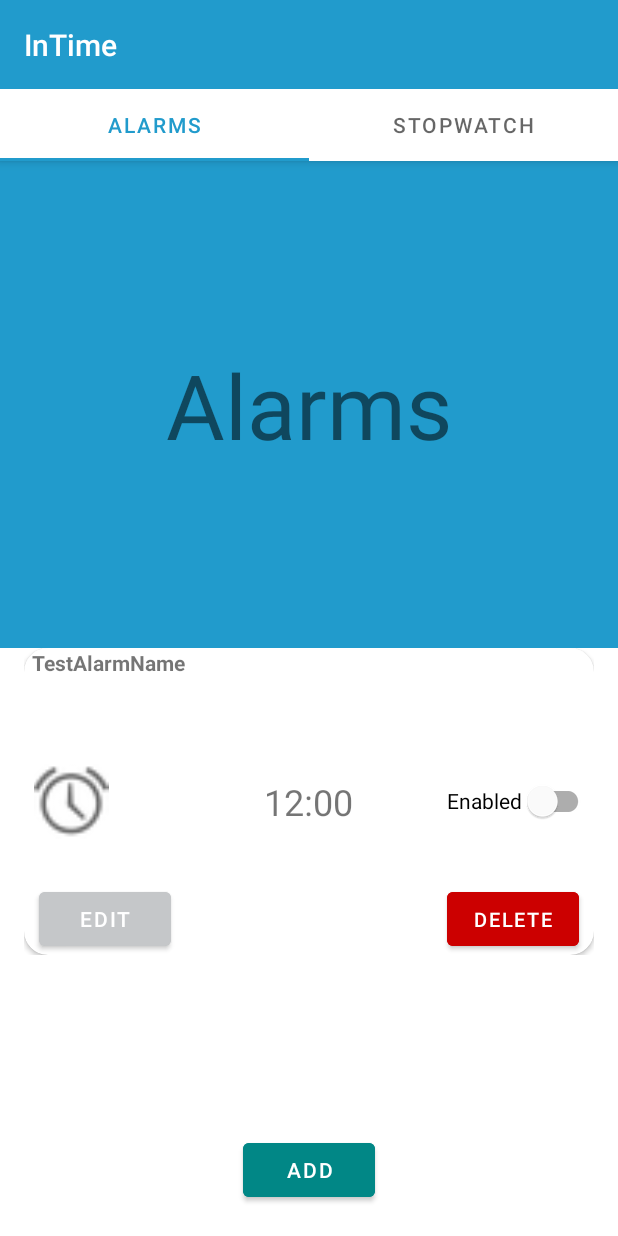
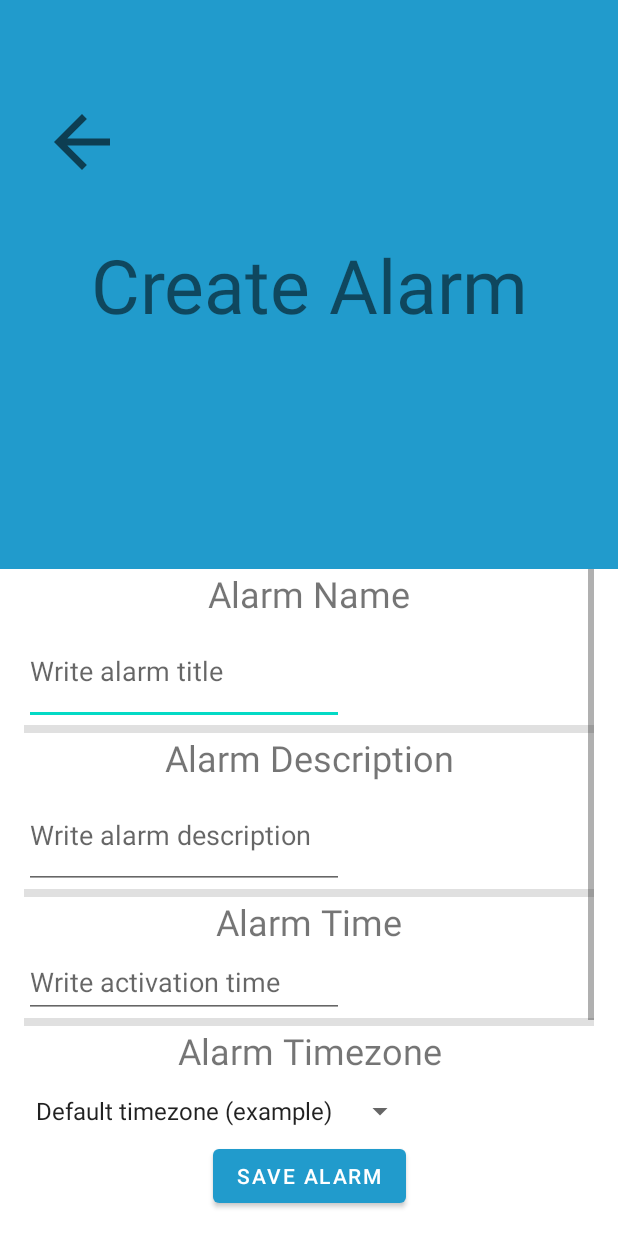
Before and after one commit to Noname3123/InTime, an Android app: the screen it shows after launch (MainActivity before the commit, AlarmEditSettings after it), after a tap on "ADD", on a phone screen of 412 x 824 dp. Run offline under Robolectric (Android 15) with nearby library versions, the phone set to English and light mode, and no system bars.

Commit message:
Made alarm edit activity, implemented activity with the "add" button in main activity, added clocks tab (to edit design later). Preparations for database

```diff
--- a/app/src/main/AndroidManifest.xml
+++ b/app/src/main/AndroidManifest.xml
@@ -11,14 +11,14 @@
         android:supportsRtl="true"
         android:theme="@style/Theme.InTime"
         tools:targetApi="31">
+        <!--activity
+            android:name=".alarmEditMenu.AlarmEditSettings"
+            android:exported="false" /-->
         <activity
             android:name=".alarmEditMenu.AlarmEditSettings"
-            android:exported="false" />
-        <!--activity
-            android:name=".a"
             android:exported="false"
             android:label="@string/title_activity_alarmedit"
-            android:theme="@style/Theme.InTime.NoActionBar" /-->
+            android:theme="@style/Theme.InTime.NoActionBar" />
         <activity
             android:name=".fragments.MainActivity"
             android:exported="true"
--- a/app/src/main/java/com/jakupovic/intime/alarmEditMenu/AlarmEditSettings.java
+++ b/app/src/main/java/com/jakupovic/intime/alarmEditMenu/AlarmEditSettings.java
@@ -2,15 +2,40 @@ package com.jakupovic.intime.alarmEditMenu;
 
 import androidx.appcompat.app.AppCompatActivity;
 
+import android.content.Intent;
+import android.media.Image;
 import android.os.Bundle;
+import android.view.View;
+import android.widget.Button;
+import android.widget.ImageButton;
 
 import com.jakupovic.intime.R;
 
 public class AlarmEditSettings extends AppCompatActivity {
 
+    public ImageButton alarmBackButton;
     @Override
     protected void onCreate(Bundle savedInstanceState) {
         super.onCreate(savedInstanceState);
-        setContentView(R.layout.activity_alarm_edit_settings);
+        Intent intent=getIntent(); // get intent which started the activity
+        setContentView(R.layout.activity_alarm_edit_settings); //"inflate", render the screen depending on defined layout
+        alarmBackButton=findViewById(R.id.AlarmEditMenuBackButton);
+        //register for a click event for alarmBackButton
+        alarmBackButton.setOnClickListener(new View.OnClickListener() {
+            @Override
+            public void onClick(View v) {
+            BackButtonCLick(v);
+            }
+        });
+
     }
+    /**this method is called when back button is pressed and it closes the activity. It takes view as parameter
+     * @param v
+     * @return void
+     * */
+    void BackButtonCLick(View v){
+        finish(); //finish the current activity
+    }
+
+    //TODO: add save alarm logic for save button, use the intent for sending along class instances of data to be edited in case the alarm settings are changed
 }
--- /dev/null
+++ b/app/src/main/java/com/jakupovic/intime/dataBase/Entities.java
@@ -0,0 +1,5 @@
+package com.jakupovic.intime.dataBase;
+
+public class Entities {
+    //TODO: implement classes here which will represent alarms and timezone clocks, remove the cass Entities and replace it with other classes actually used in DB
+}
--- a/app/src/main/java/com/jakupovic/intime/fragments/FragmentAlarm.java
+++ b/app/src/main/java/com/jakupovic/intime/fragments/FragmentAlarm.java
@@ -3,6 +3,8 @@ package com.jakupovic.intime.fragments;
 import androidx.cardview.widget.CardView;
 import androidx.lifecycle.ViewModelProvider;
 
+import android.content.Context;
+import android.content.Intent;
 import android.os.Bundle;
 
 import androidx.annotation.NonNull;
@@ -16,6 +18,7 @@ import android.view.ViewGroup;
 import android.widget.Button;
 
 import com.jakupovic.intime.R;
+import com.jakupovic.intime.alarmEditMenu.AlarmEditSettings;
 
 public class FragmentAlarm extends Fragment {
 
@@ -26,22 +29,31 @@ public class FragmentAlarm extends Fragment {
     }
 
     private Button addAlarm;
+
 private ViewGroup alarmCardContainer;
+
+private Context alarmFragment_Context;
     @Override
     public View onCreateView(@NonNull LayoutInflater inflater, @Nullable ViewGroup container,
                              @Nullable Bundle savedInstanceState) {
-        View fragment= (View)inflater.inflate(R.layout.fragment_fragment_alarm, container, false);
+        View fragment= (View)inflater.inflate(R.layout.fragment_fragment_alarm, container, false); //view which will create itself
+        alarmFragment_Context=fragment.getContext(); //get context of current view and save it for later use: context - layer of activity/ component which provides functionalities supported by application or Android framework. context exists as long as the activity/ component is active
         //find the scrollbox which contains alarm view
          alarmCardContainer=(ViewGroup) fragment.findViewById(R.id.AlarmCardList);
-        addAlarm = fragment.findViewById(R.id.buttonAddAlarm);
+
+         addAlarm = fragment.findViewById(R.id.buttonAddAlarm);
         //this executes the add alarm function when the ADD button is clicked
         addAlarm.setOnClickListener(new View.OnClickListener() {
             @Override
             public void onClick(View v) {
                 addAlarmCard(); //TODO: replace with a more appropriate function (create/edit alarm activity)
+                Intent intent=new Intent(alarmFragment_Context, AlarmEditSettings.class); //gets the intent for which the new activity/window will open
+                startActivity(intent); //create a new window which edits the alarm settings
             }
         });
-//TODO: create a function which reads alarm database and generates cards with addAlarmCard func
+
+
+        //TODO: create a function in onCreateView which reads alarm database and generates cards with addAlarmCard func
         return fragment;
     }
 
--- a/app/src/main/java/com/jakupovic/intime/fragments/FragmentAlarmViewModel.java
+++ b/app/src/main/java/com/jakupovic/intime/fragments/FragmentAlarmViewModel.java
@@ -3,5 +3,5 @@ package com.jakupovic.intime.fragments;
 import androidx.lifecycle.ViewModel;
 
 public class FragmentAlarmViewModel extends ViewModel {
-    // TODO: Implement the ViewModel
+    // TODO: Implement the ViewModel (contains the instance data of alarm tabs)
 }
--- a/app/src/main/java/com/jakupovic/intime/ui/main/SectionsPagerAdapter.java
+++ b/app/src/main/java/com/jakupovic/intime/ui/main/SectionsPagerAdapter.java
@@ -21,7 +21,7 @@ import com.jakupovic.intime.fragments.ClockFragment;
 public class SectionsPagerAdapter extends FragmentPagerAdapter {
 
     @StringRes
-    private static final int[] TAB_TITLES = new int[]{R.string.tab_text_1, R.string.tab_text_3};
+    private static final int[] TAB_TITLES = new int[]{R.string.tab_text_1, R.string.tab_text_2 , R.string.tab_text_3};
     private final Context mContext;
 
     public SectionsPagerAdapter(Context context, FragmentManager fm) {
@@ -35,6 +35,9 @@ public class SectionsPagerAdapter extends FragmentPagerAdapter {
         // Return a PlaceholderFragment (defined as a static inner class below).
         if(position==0){
             return FragmentAlarm.newInstance();
+        }
+        else if (position==1){
+            return ClockFragment.newInstance();
         }
         else{
             return FragmentStopwatch.newInstance();
@@ -51,7 +54,7 @@ public class SectionsPagerAdapter extends FragmentPagerAdapter {
 
     @Override
     public int getCount() {
-        // Show 2 total pages.
-        return 2;
+        // Show 3 total pages.
+        return 3;
     }
 }
--- a/app/src/main/res/layout/activity_alarm_edit_settings.xml
+++ b/app/src/main/res/layout/activity_alarm_edit_settings.xml
@@ -53,12 +53,12 @@
                 android:textSize="24sp" />
 
             <EditText
-                android:importantForAutofill="no"
                 android:id="@+id/alarmTitleInput"
-                android:layout_width="match_parent"
+                android:layout_width="wrap_content"
                 android:layout_height="71dp"
                 android:ems="10"
                 android:hint="@string/alarmTitleInputFieldText"
+                android:importantForAutofill="no"
                 android:inputType="textPersonName" />
 
             <View
@@ -77,7 +77,7 @@
 
             <EditText
                 android:id="@+id/alarmDescInput"
-                android:layout_width="match_parent"
+                android:layout_width="wrap_content"
                 android:layout_height="71dp"
                 android:ems="10"
                 android:hint="@string/alarmDescInputFieldText"
@@ -86,6 +86,69 @@
 
             <View
                 android:id="@+id/divider2"
+                android:layout_width="match_parent"
+                android:layout_height="5dp"
+                android:background="?android:attr/listDivider" />
+
+            <TextView
+                android:id="@+id/alarmTimeSelect"
+                android:layout_width="match_parent"
+                android:layout_height="match_parent"
+                android:text="Alarm Time"
+                android:textAlignment="center"
+                android:textSize="24sp" />
+
+            <EditText
+                android:id="@+id/editTextTime"
+                android:layout_width="wrap_content"
+                android:layout_height="48dp"
+                android:ems="10"
+                android:hint="@string/alarmTimeInputField"
+                android:inputType="time" />
+
+            <View
+                android:id="@+id/divider3"
+                android:layout_width="match_parent"
+                android:layout_height="5dp"
+                android:background="?android:attr/listDivider" />
+
+            <TextView
+                android:id="@+id/alarmTimezone"
+                android:layout_width="match_parent"
+                android:layout_height="match_parent"
+                android:text="Alarm Timezone"
+                android:textAlignment="center"
+                android:textSize="24sp" />
+
+            <Spinner
+                android:id="@+id/TimezoneSelector"
+                android:layout_width="wrap_content"
+                android:layout_height="48dp"
+                android:entries="@array/SpinnerTimezone" />
+
+            <View
+                android:id="@+id/divider4"
+                android:layout_width="match_parent"
+                android:layout_height="5dp"
+                android:background="?android:attr/listDivider" />
+
+            <TextView
+                android:id="@+id/alarmActivity"
+                android:layout_width="match_parent"
+                android:layout_height="match_parent"
+                android:text="Alarm activity"
+                android:textAlignment="center"
+                android:textSize="24sp" />
+
+            <Switch
+                android:id="@+id/switch1"
+                android:layout_width="wrap_content"
+                android:layout_height="48dp"
+                android:text="@string/AlarmSwitch"
+                android:textSize="16sp" />
+
+            <View
+                android:id="@+id/divider5"
                 android:layout_width="match_parent"
                 android:layout_height="5dp"
                 android:background="?android:attr/listDivider" />
@@ -101,9 +164,25 @@
         android:layout_marginEnd="16dp"
         android:layout_marginBottom="16dp"
         android:text="@string/alarmSaveButton"
+        android:textSize="14sp"
         app:layout_constraintBottom_toBottomOf="parent"
         app:layout_constraintEnd_toEndOf="parent"
         app:layout_constraintStart_toStartOf="parent"
         app:layout_constraintTop_toBottomOf="@+id/scrollView3" />
 
+    <ImageButton
+        android:id="@+id/AlarmEditMenuBackButton"
+        android:layout_width="80dp"
+        android:layout_height="88dp"
+        android:layout_marginTop="32dp"
+        android:backgroundTint="@android:color/transparent"
+        android:scaleType="fitCenter"
+        app:layout_constraintBottom_toTopOf="@+id/alarmEditTitle"
+        app:layout_constraintEnd_toEndOf="parent"
+        app:layout_constraintHorizontal_bias="0.044"
+        app:layout_constraintStart_toStartOf="parent"
+        app:layout_constraintTop_toTopOf="@+id/view2"
+        app:layout_constraintVertical_bias="0.527"
+        app:srcCompat="?attr/actionModeCloseDrawable" />
+
 </androidx.constraintlayout.widget.ConstraintLayout>
--- a/app/src/main/res/values/strings.xml
+++ b/app/src/main/res/values/strings.xml
@@ -25,6 +25,14 @@
     <string name="alarmSaveButton">Save Alarm</string>
     <string name="alarmTitleInputFieldText">Write alarm title</string>
     <string name="alarmDescInputFieldText">Write alarm description</string>
+    <string name="alarmTimeInputField">Write activation time</string>
+    <string-array name="SpinnerTimezone">
+        <item> Default timezone (example) </item>
+        <item> New York Time (example)</item>
+        <item> Tokyo Time (example)</item>
+        <item> L. A. Time (example)</item>
+        <item> Chicago Time (example)</item>
+    </string-array>
     <!-- Strings used for fragments for navigation -->
     <string name="first_fragment_label">First Fragment</string>
     <string name="second_fragment_label">Second Fragment</string>
```
